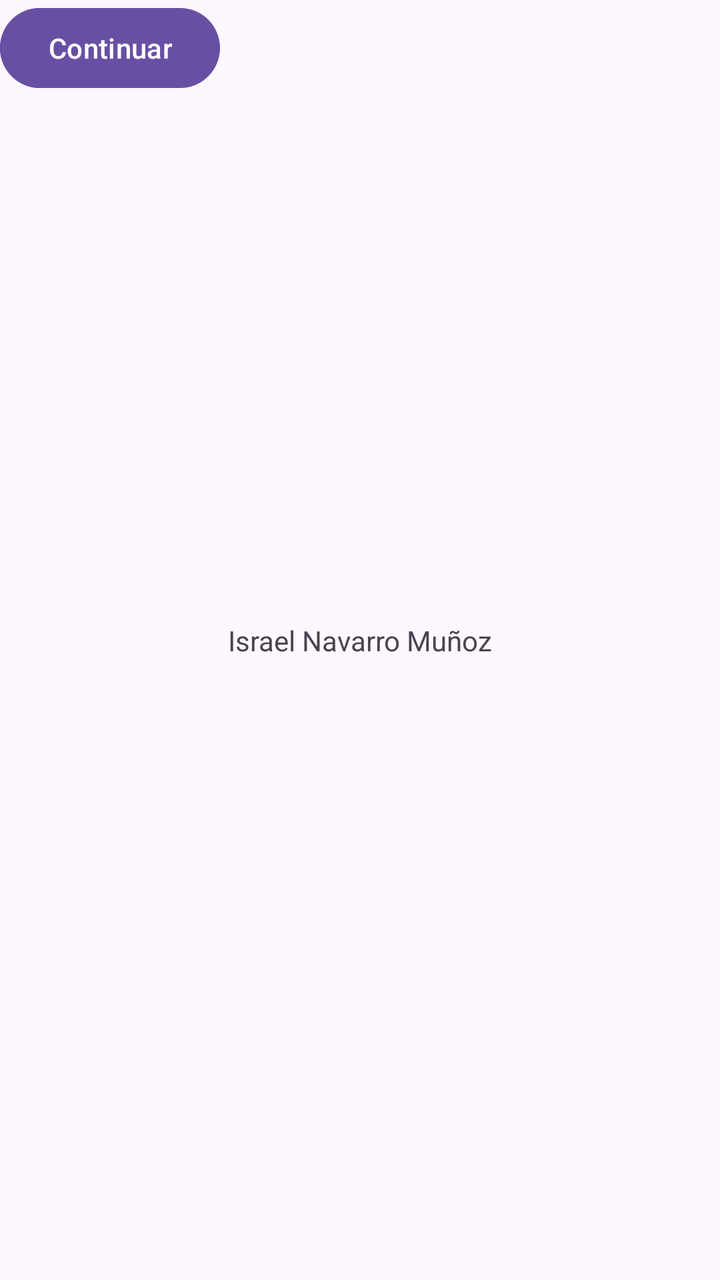
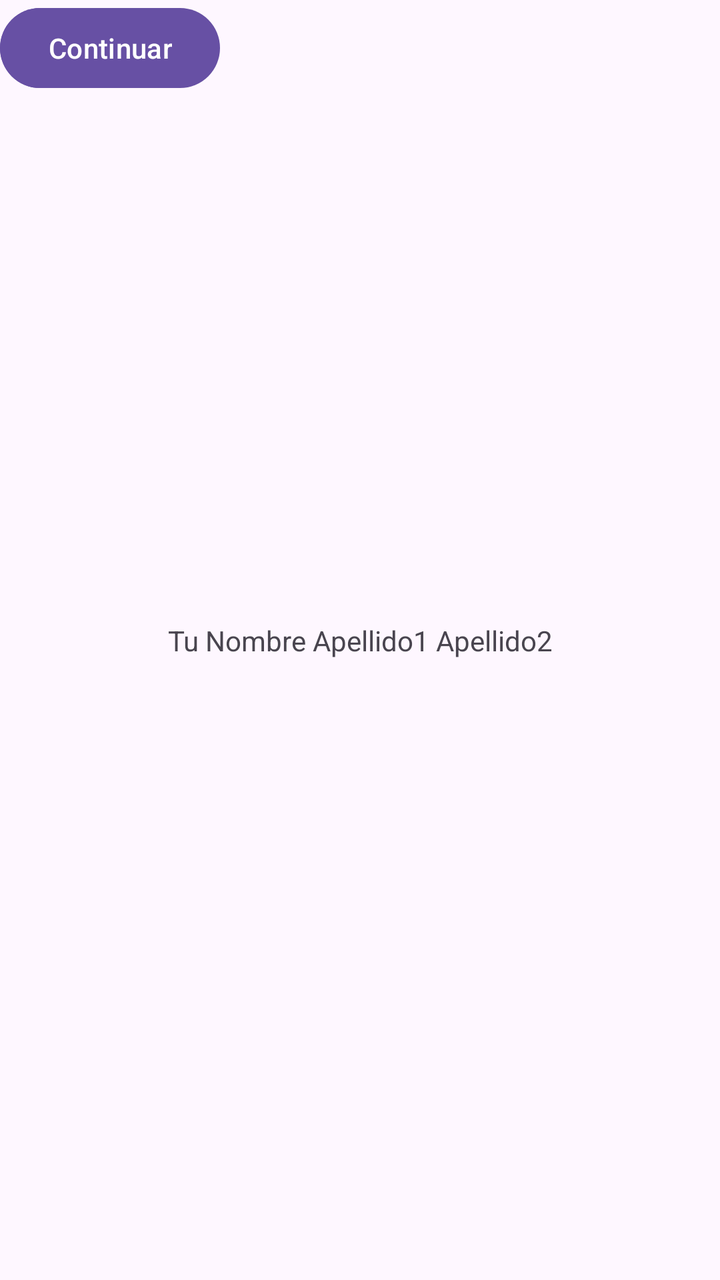

The first picture is an Android layout as it rendered before a commit; the second is the same layout after the commit. The layout source and the unified diff follow.
<!-- AndroidManifest.xml: application theme Theme.RecursosIsrael -->
<!-- res/layout/activity_main.xml -->
<?xml version="1.0" encoding="utf-8"?>
<androidx.constraintlayout.widget.ConstraintLayout xmlns:android="http://schemas.android.com/apk/res/android"
    xmlns:app="http://schemas.android.com/apk/res-auto"
    xmlns:tools="http://schemas.android.com/tools"
    android:id="@+id/main"
    android:layout_width="match_parent"
    android:layout_height="match_parent"
    tools:context=".MainActivity">

    <TextView
        android:layout_width="wrap_content"
        android:layout_height="wrap_content"
        android:text="Israel Navarro Muñoz"
        app:layout_constraintBottom_toBottomOf="parent"
        app:layout_constraintEnd_toEndOf="parent"
        app:layout_constraintStart_toStartOf="parent"
        app:layout_constraintTop_toTopOf="parent" />

    <Button
        android:id="@+id/button"
        android:layout_width="wrap_content"
        android:layout_height="wrap_content"
        android:text="Cancelar"
        tools:layout_editor_absoluteX="43dp"
        tools:layout_editor_absoluteY="433dp" />

    <Button
        android:id="@+id/button2"
        android:layout_width="wrap_content"
        android:layout_height="wrap_content"
        android:text="Continuar"
        tools:layout_editor_absoluteX="250dp"
        tools:layout_editor_absoluteY="426dp" />

</androidx.constraintlayout.widget.ConstraintLayout>
<!-- resources referenced by this layout -->
<resources>
  <style name="Theme.RecursosIsrael" parent="Base.Theme.RecursosIsrael" />
  <style name="Base.Theme.RecursosIsrael" parent="Theme.Material3.DayNight.NoActionBar">
          
          
      </style>
</resources>

<!-- the commit's change to res/layout/activity_main.xml (unified diff, before → after) -->
@@ -10,7 +10,7 @@
     <TextView
         android:layout_width="wrap_content"
         android:layout_height="wrap_content"
-        android:text="Israel Navarro Muñoz"
+        android:text="@string/nombre_completo"
         app:layout_constraintBottom_toBottomOf="parent"
         app:layout_constraintEnd_toEndOf="parent"
         app:layout_constraintStart_toStartOf="parent"
@@ -20,7 +20,7 @@
         android:id="@+id/button"
         android:layout_width="wrap_content"
         android:layout_height="wrap_content"
-        android:text="Cancelar"
+        android:text="@string/cancelar"
         tools:layout_editor_absoluteX="43dp"
         tools:layout_editor_absoluteY="433dp" />
 
@@ -28,7 +28,7 @@
         android:id="@+id/button2"
         android:layout_width="wrap_content"
         android:layout_height="wrap_content"
-        android:text="Continuar"
+        android:text="@string/continuar"
         tools:layout_editor_absoluteX="250dp"
         tools:layout_editor_absoluteY="426dp" />
 
<!-- resource entries referenced after the edit -->
@@ -1,5 +1,8 @@
 <!-- resources referenced by this layout -->
 <resources>
+  <string name="cancelar">Cancelar</string>
+  <string name="continuar">Continuar</string>
+  <string name="nombre_completo">Tu Nombre Apellido1 Apellido2</string>
   <style name="Theme.RecursosIsrael" parent="Base.Theme.RecursosIsrael" />
   <style name="Base.Theme.RecursosIsrael" parent="Theme.Material3.DayNight.NoActionBar">
           
